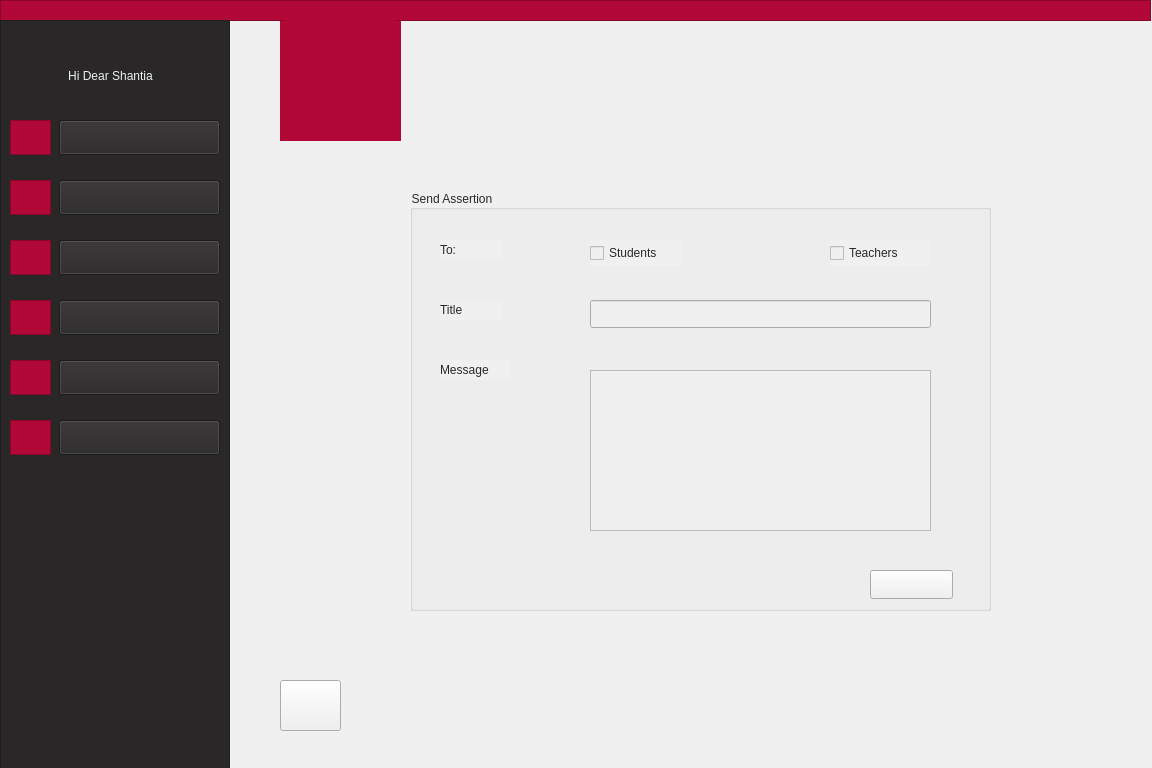
AjaxGroup1400/golestan, file teachersendassertion.ui: the form before one commit.
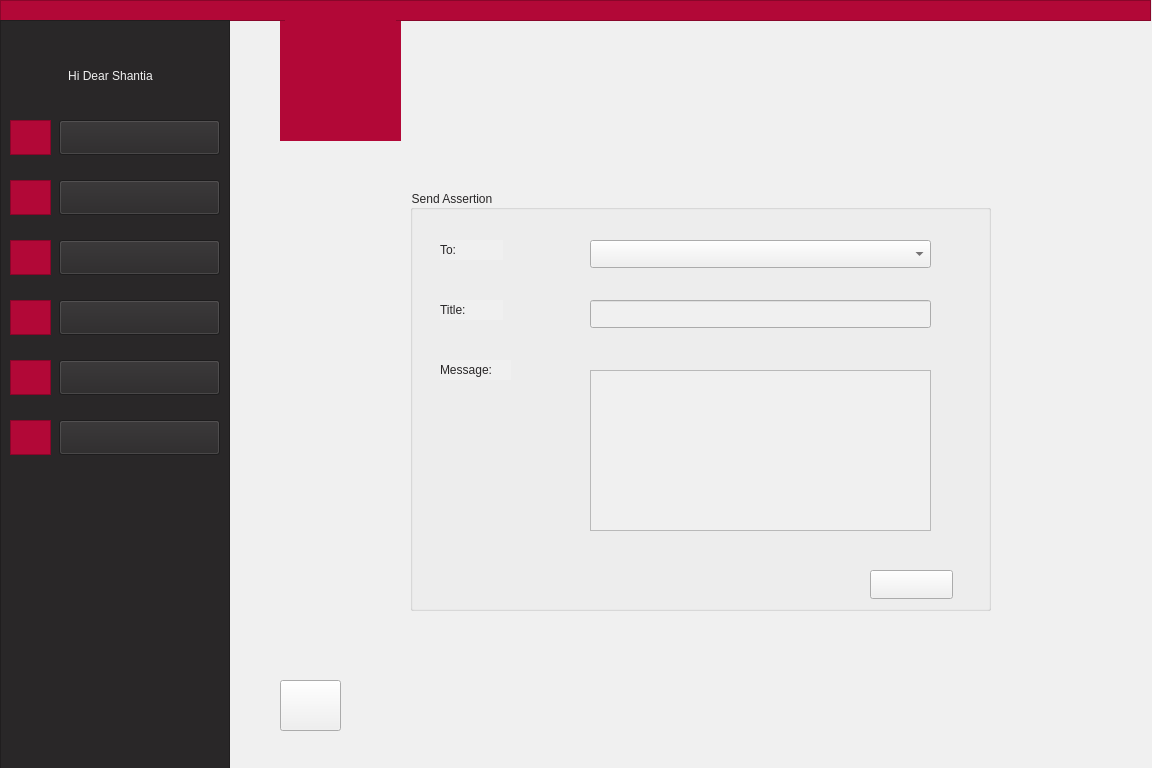
The form after the commit. Icons and pictures are not drawn.

Commit message: changed teacher send assersation ui and fixed part of add class in admin main menu

Diff of the .ui file:
```diff
--- a/teachersendassertion.ui
+++ b/teachersendassertion.ui
@@ -675,7 +675,7 @@
 color: rgb(41, 39, 40);</string>
     </property>
     <property name="text">
-     <string>Title</string>
+     <string>Title:</string>
     </property>
    </widget>
    <widget class="QLabel" name="label_16">
@@ -711,23 +711,6 @@
      <string/>
     </property>
    </widget>
-   <widget class="QCheckBox" name="TeacherBox">
-    <property name="geometry">
-     <rect>
-      <x>420</x>
-      <y>50</y>
-      <width>101</width>
-      <height>26</height>
-     </rect>
-    </property>
-    <property name="styleSheet">
-     <string notr="true">font: 9pt &quot;Montserrat&quot;;
-color: rgb(41, 39, 40);</string>
-    </property>
-    <property name="text">
-     <string>Teachers</string>
-    </property>
-   </widget>
    <widget class="QLabel" name="label_15">
     <property name="geometry">
      <rect>
@@ -742,7 +725,7 @@
 color: rgb(41, 39, 40);</string>
     </property>
     <property name="text">
-     <string>Message</string>
+     <string>Message:</string>
     </property>
    </widget>
    <widget class="QLineEdit" name="TitleLine">
@@ -755,22 +738,15 @@
      </rect>
     </property>
    </widget>
-   <widget class="QCheckBox" name="StudentBox">
+   <widget class="QComboBox" name="comboBox">
     <property name="geometry">
      <rect>
       <x>180</x>
       <y>50</y>
-      <width>93</width>
-      <height>26</height>
+      <width>341</width>
+      <height>28</height>
      </rect>
     </property>
-    <property name="styleSheet">
-     <string notr="true">font: 9pt &quot;Montserrat&quot;;
-color: rgb(41, 39, 40);</string>
-    </property>
-    <property name="text">
-     <string>Students</string>
-    </property>
    </widget>
   </widget>
   <widget class="QPushButton" name="backToMenu">
```
Left out of the diff: 2 changed lines with no effect on the pictures. The commit also changes 6 other files.
